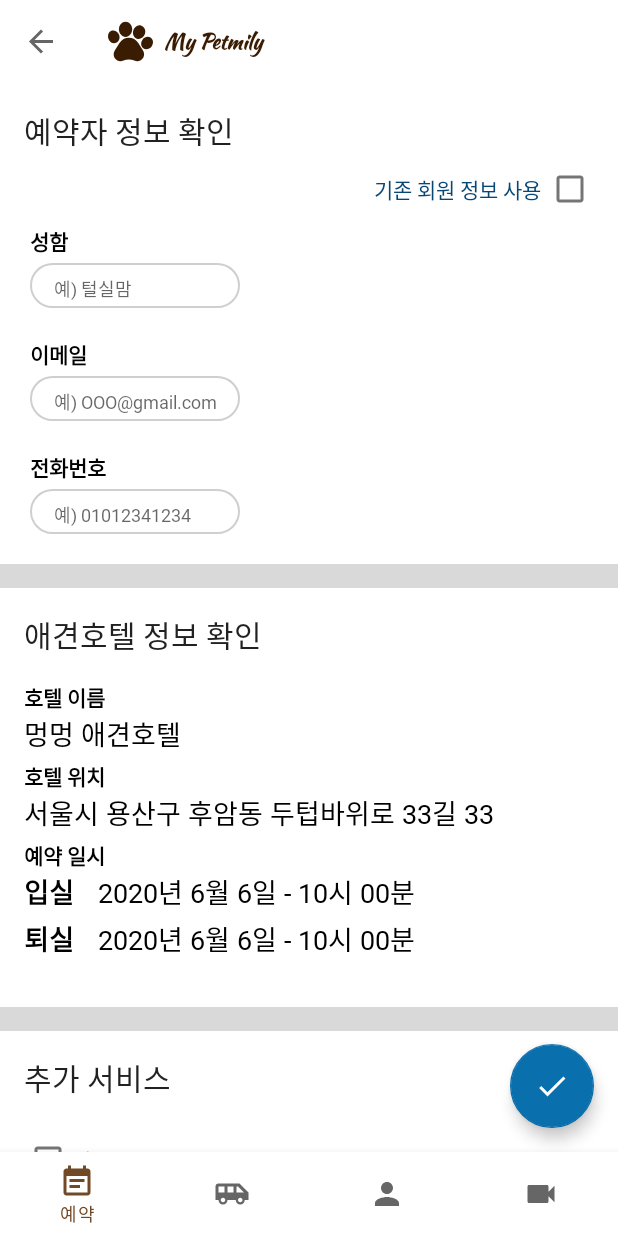
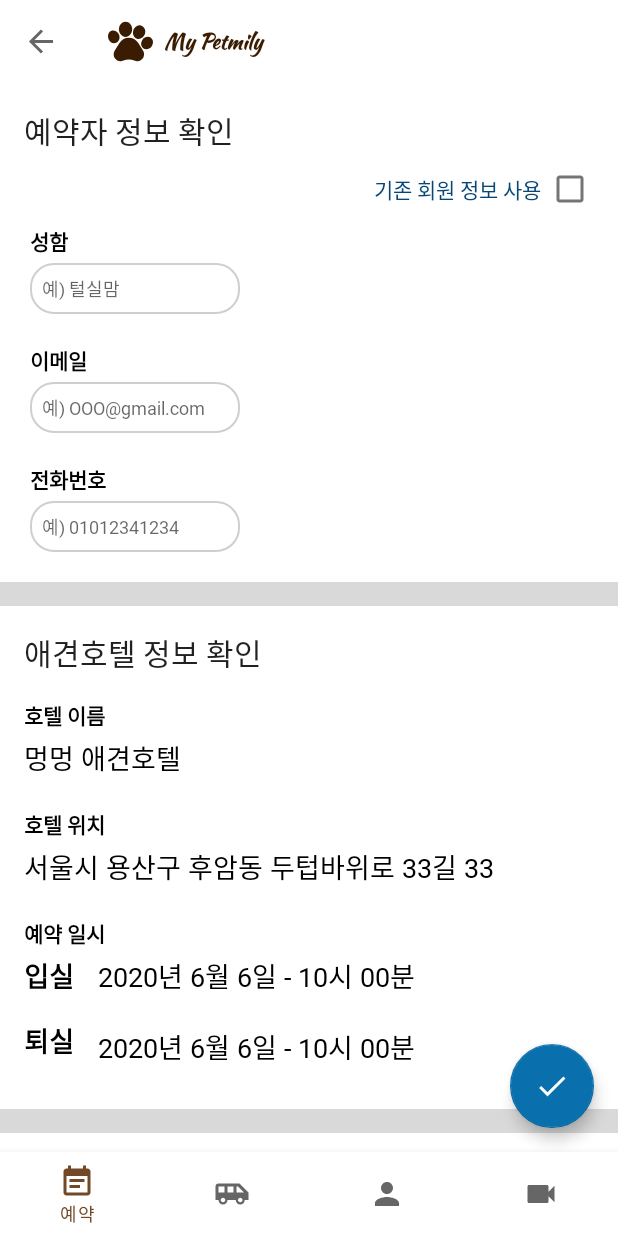
Before and after one commit to prography/6th-team3-android, an Android app: the ReservationDetailFragment screen opened through its navigation route, on a phone screen of 412 x 824 dp. Run offline under Robolectric (Android 15) with nearby library versions, the light colour scheme and no system bars; our stand-ins replace navigation-ui.

Commit message:
Fix view margins

```diff
--- a/PetHotel/app/src/main/res/layout/monitor_photo_video_view_holder.xml
+++ b/PetHotel/app/src/main/res/layout/monitor_photo_video_view_holder.xml
@@ -16,8 +16,7 @@
     <TextView
         android:id="@+id/monitor_photo_comment"
         android:layout_gravity="bottom"
-        android:paddingStart="@dimen/padding_small_4dp"
-        android:paddingEnd="@dimen/padding_small_4dp"
+        android:padding="@dimen/default_padding_8dp"
         android:background="@color/colorTransparentBlack"
         android:textColor="@color/colorWhite"
         android:text="#산책 #신난다"
@@ -26,8 +25,7 @@
 
     <TextView
         android:id="@+id/monitor_photo_date"
-        android:paddingStart="@dimen/padding_small_4dp"
-        android:paddingEnd="@dimen/padding_small_4dp"
+        android:padding="@dimen/default_padding_8dp"
         android:background="@color/colorTransparentBlack"
         android:textColor="@color/colorWhite"
         android:layout_gravity="bottom|end"
--- a/PetHotel/app/src/main/res/layout/place_info_detail_descriptions_layout.xml
+++ b/PetHotel/app/src/main/res/layout/place_info_detail_descriptions_layout.xml
@@ -22,6 +22,7 @@
         android:layout_below="@id/place_detail_name"
         android:layout_marginTop="@dimen/margin_0_5x"
         android:layout_marginStart="@dimen/margin_1x"
+        android:layout_marginBottom="@dimen/margin_1x"
         />
 
     <TextView
@@ -29,7 +30,7 @@
         android:text="경상북도 구미시 인동4길 12 (진평동) 1F 쿨쿨펫"
         android:layout_marginTop="@dimen/margin_0_5x"
         android:layout_marginStart="@dimen/margin_1x"
-        android:layout_marginBottom="@dimen/margin_0_5x"
+        android:layout_marginBottom="@dimen/margin_1x"
         android:layout_below="@id/place_detail_category"
         android:layout_width="wrap_content"
         android:layout_height="wrap_content"/>
--- a/PetHotel/app/src/main/res/layout/place_info_view_holder.xml
+++ b/PetHotel/app/src/main/res/layout/place_info_view_holder.xml
@@ -26,7 +26,8 @@
     <TextView
         android:id="@+id/place_info_name"
         style="@style/phTitle"
-        android:layout_marginTop="@dimen/margin_0_5x"
+        android:layout_marginTop="@dimen/margin_1x"
+        android:layout_marginBottom="@dimen/margin_1x"
         android:layout_width="wrap_content"
         android:layout_height="wrap_content"
         android:layout_toEndOf="@id/place_info_image"
@@ -36,6 +37,7 @@
         android:id="@+id/place_info_address"
         android:layout_width="wrap_content"
         android:layout_height="wrap_content"
+        android:layout_marginBottom="@dimen/margin_1x"
         android:layout_below="@id/place_info_name"
         android:layout_toEndOf="@id/place_info_image"
         tools:text="@sample/hotels.json/data/address" />
--- a/PetHotel/app/src/main/res/layout/reservation_detail_check_hotel_layout.xml
+++ b/PetHotel/app/src/main/res/layout/reservation_detail_check_hotel_layout.xml
@@ -26,6 +26,7 @@
     <TextView
         android:text="멍멍 애견호텔"
         android:textSize="18sp"
+        android:layout_marginTop="@dimen/margin_0_5x"
         android:layout_marginBottom="@dimen/margin_0_5x"
         android:layout_width="wrap_content"
         android:layout_height="wrap_content"/>
@@ -33,12 +34,14 @@
     <TextView
         android:text="호텔 위치"
         android:textStyle="bold"
+        android:layout_marginTop="@dimen/margin_1x"
         android:layout_width="wrap_content"
         android:layout_height="wrap_content"/>
 
     <TextView
         android:text="서울시 용산구 후암동 두텁바위로 33길 33"
         android:textSize="18sp"
+        android:layout_marginTop="@dimen/margin_0_5x"
         android:layout_marginBottom="@dimen/margin_0_5x"
         android:layout_width="wrap_content"
         android:layout_height="wrap_content"/>
@@ -46,6 +49,7 @@
     <TextView
         android:text="예약 일시"
         android:textStyle="bold"
+        android:layout_marginTop="@dimen/margin_1x"
         android:layout_width="wrap_content"
         android:layout_height="wrap_content"/>
 
@@ -53,12 +57,14 @@
     <RelativeLayout
         android:layout_width="match_parent"
         android:layout_height="wrap_content">
+
     <TextView
         android:id="@+id/tv_enter"
         android:text="입실"
         android:textStyle="bold"
+        android:layout_marginTop="@dimen/margin_0_5x"
         android:textSize="18sp"
-        android:layout_marginBottom="@dimen/margin_0_5x"
+        android:layout_marginBottom="@dimen/margin_1x"
         android:layout_width="wrap_content"
         android:layout_height="wrap_content"/>
 
@@ -68,6 +74,7 @@
         android:text="2020-06-03-18:00"
         android:textSize="18sp"
         android:layout_toEndOf="@id/tv_enter"
+        android:layout_marginTop="@dimen/margin_0_5x"
         android:layout_marginStart="@dimen/margin_1x"
         android:layout_marginBottom="@dimen/margin_0_5x"
         android:layout_width="wrap_content"
@@ -83,16 +90,17 @@
         android:layout_width="wrap_content"
         android:layout_height="wrap_content"/>
 
-    <TextView
-        android:id="@+id/tv_exit_date_time_check"
-        android:text="2020-06-05-18:00"
-        android:textSize="18sp"
-        android:layout_toEndOf="@id/tv_exit"
-        android:layout_below="@id/tv_enter_date_time_check"
-        android:layout_marginStart="@dimen/margin_1x"
-        android:layout_marginBottom="@dimen/margin_0_5x"
-        android:layout_width="wrap_content"
-        android:layout_height="wrap_content"/>
+        <TextView
+            android:id="@+id/tv_exit_date_time_check"
+            android:layout_width="wrap_content"
+            android:layout_height="wrap_content"
+            android:layout_below="@id/tv_enter_date_time_check"
+            android:layout_marginStart="16dp"
+            android:layout_marginTop="@dimen/margin_1x"
+            android:layout_marginBottom="@dimen/margin_0_5x"
+            android:layout_toEndOf="@id/tv_exit"
+            android:text="2020-06-05-18:00"
+            android:textSize="18sp" />
 
     </RelativeLayout>
 
--- a/PetHotel/app/src/main/res/layout/reservation_detail_check_user_info_layout.xml
+++ b/PetHotel/app/src/main/res/layout/reservation_detail_check_user_info_layout.xml
@@ -43,6 +43,7 @@
         android:id="@+id/et_reservation_detail_user_name"
         android:hint="예) 털실맘"
         android:ems="10"
+        android:padding="@dimen/default_padding_8dp"
         android:inputType="textPersonName"
         android:layout_width="wrap_content"
         android:layout_height="wrap_content"/>
@@ -62,6 +63,7 @@
         android:id="@+id/et_reservation_detail_user_email"
         android:hint="예) OOO@gmail.com"
         android:ems="10"
+        android:padding="@dimen/default_padding_8dp"
         android:inputType="textEmailAddress"
         android:layout_width="wrap_content"
         android:layout_height="wrap_content"/>
@@ -82,6 +84,7 @@
         android:hint="예) 01012341234"
         android:ems="10"
         android:inputType="phone"
+        android:padding="@dimen/default_padding_8dp"
         android:layout_width="wrap_content"
         android:layout_height="wrap_content"/>
 
--- a/PetHotel/app/src/main/res/layout/reservation_detail_deliver_msg_layout.xml
+++ b/PetHotel/app/src/main/res/layout/reservation_detail_deliver_msg_layout.xml
@@ -20,7 +20,5 @@
 
         <include layout="@layout/reservation_detail_pet_card"/>
 
-        <include layout="@layout/reservation_detail_pet_card"/>
-
 
 </LinearLayout>
--- a/PetHotel/app/src/main/res/layout/reservation_detail_main_layout.xml
+++ b/PetHotel/app/src/main/res/layout/reservation_detail_main_layout.xml
@@ -18,10 +18,11 @@
             android:layout_height="wrap_content"
             android:layout_width="match_parent"/>
 
-        <include layout="@layout/reservation_detail_check_hotel_layout"
-            android:layout_marginBottom="@dimen/margin_1x"
+        <include
+            layout="@layout/reservation_detail_check_hotel_layout"
+            android:layout_width="match_parent"
             android:layout_height="wrap_content"
-            android:layout_width="match_parent"/>
+            android:layout_marginBottom="@dimen/margin_1x" />
 
         <include layout="@layout/reservation_checklist_layout"
             android:layout_marginBottom="@dimen/margin_1x"
--- a/PetHotel/app/src/main/res/layout/reservation_detail_pet_card.xml
+++ b/PetHotel/app/src/main/res/layout/reservation_detail_pet_card.xml
@@ -26,6 +26,7 @@
         android:layout_below="@id/tv_reservation_detail_pet_name"
         android:background="@drawable/edit_text_background"
         android:padding="@dimen/default_padding_8dp"
+        android:layout_marginTop="@dimen/margin_1x"
         android:hint="전달 사항을 기입해 주세요"
         android:gravity="start|top"
         android:textSize="12sp"
--- a/PetHotel/app/src/main/res/layout/reservation_hotel_info_layout.xml
+++ b/PetHotel/app/src/main/res/layout/reservation_hotel_info_layout.xml
@@ -10,6 +10,8 @@
 
         <TextView
         android:text="애견호텔"
+        android:layout_marginTop="@dimen/margin_1x"
+            android:layout_marginBottom="@dimen/margin_1x"
         style="@style/phTitle"
         android:layout_width="wrap_content"
         android:layout_height="wrap_content"/>
```
Also changed, not shown: PetHotel/app/src/main/res/layout/fragment_monitor.xml (+5 -2 lines), PetHotel/app/src/main/res/layout/monitor_admin_msg_layout.xml (+7 -3 lines), PetHotel/app/src/main/res/layout/place_info_detail_time_etc_layout.xml (+12 -0 lines), PetHotel/app/src/main/res/layout/reservation_date_time_layout.xml (+12 -11 lines), PetHotel/app/src/main/res/layout/reservation_hotel_info_card.xml (+6 -3 lines), PetHotel/app/src/main/res/layout/reservation_main_layout.xml (+4 -3 lines), PetHotel/app/src/main/res/layout/reservation_pet_info_layout.xml (+3 -4 lines).
